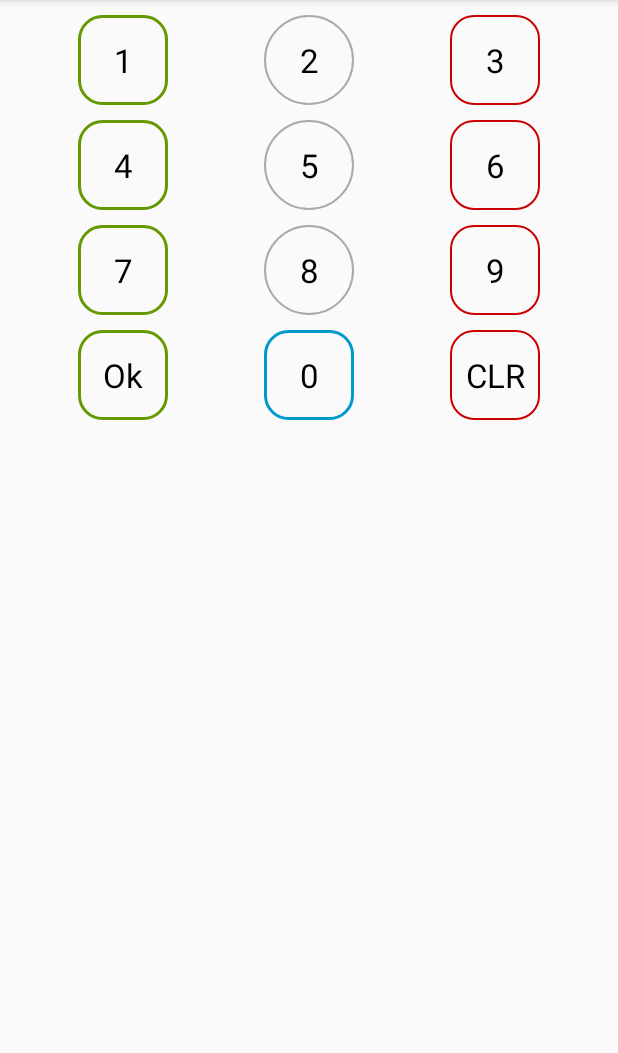
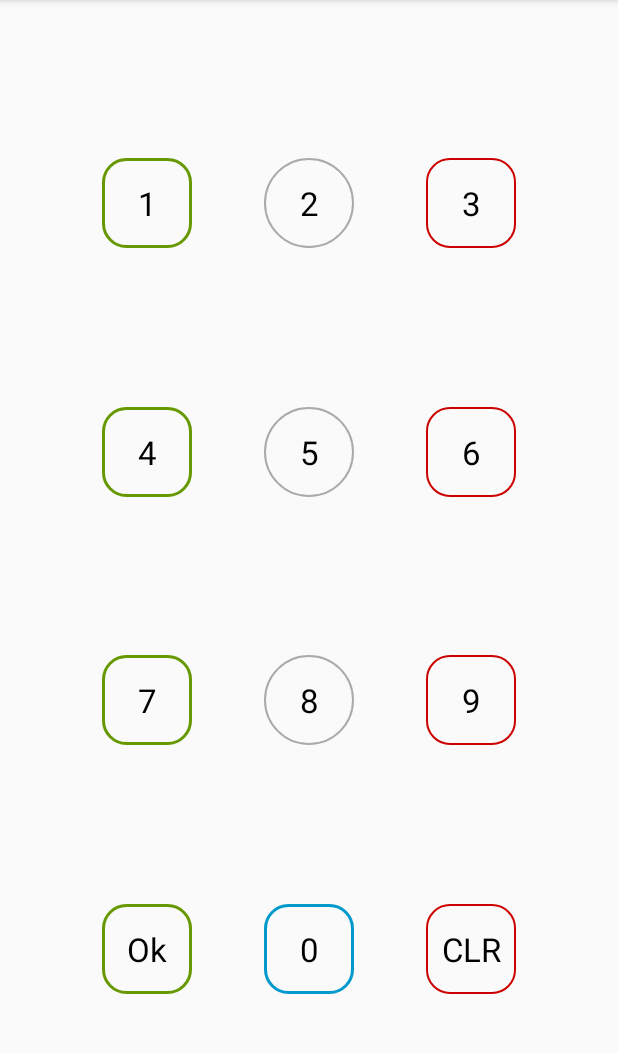
Before and after one commit to maxpilotto/keypad-view, an Android app: the screen it shows after launch (MainActivity), on a phone screen of 412 x 824 dp, the part 84-1137 px from its top. Run offline under Robolectric (Android 15) with nearby library versions, the phone set to English and light mode, and no system bars.

Commit message:
KeyPad layout rewrite for allowing keys spreading
This also optimizes the layout and fixes #4

```diff
--- a/keypad-view/build.gradle
+++ b/keypad-view/build.gradle
@@ -47,9 +47,7 @@ dependencies {
     implementation fileTree(dir: 'libs', include: ['*.jar'])
 
     implementation 'com.android.support:appcompat-v7:28.0.0'
-    testImplementation 'junit:junit:4.12'
-    androidTestImplementation 'com.android.support.test:runner:1.0.2'
-    androidTestImplementation 'com.android.support.test.espresso:espresso-core:3.0.2'
+    implementation 'com.android.support.constraint:constraint-layout:1.1.3'
 }
 
 
--- a/keypad-view/src/main/java/com/maxpilotto/keypadview/KeyPad.java
+++ b/keypad-view/src/main/java/com/maxpilotto/keypadview/KeyPad.java
@@ -4,6 +4,7 @@ import android.content.Context;
 import android.content.res.TypedArray;
 import android.support.annotation.ColorInt;
 import android.support.annotation.DrawableRes;
+import android.support.constraint.ConstraintLayout;
 import android.util.AttributeSet;
 import android.util.TypedValue;
 import android.view.View;
@@ -13,7 +14,7 @@ import android.widget.LinearLayout;
 import java.util.ArrayList;
 import java.util.List;
 
-public class KeyPad extends LinearLayout {
+public class KeyPad extends ConstraintLayout {
     public interface KeyClickListener {
         void onClick(Key key);
     }
--- a/keypad-view/src/main/res/layout/keypad.xml
+++ b/keypad-view/src/main/res/layout/keypad.xml
@@ -1,201 +1,167 @@
 <?xml version="1.0" encoding="utf-8"?>
-<LinearLayout
-    xmlns:android="http://schemas.android.com/apk/res/android"
+<android.support.constraint.ConstraintLayout xmlns:android="http://schemas.android.com/apk/res/android"
     xmlns:app="http://schemas.android.com/apk/res-auto"
-    android:orientation="vertical"
     android:layout_width="match_parent"
     android:layout_height="match_parent">
 
-    <LinearLayout
+    <android.support.constraint.ConstraintLayout
+        android:id="@+id/row1"
         android:layout_width="match_parent"
         android:layout_height="wrap_content"
-        android:orientation="horizontal"
-        android:layout_marginTop="10dp">
-
-        <LinearLayout
-            android:layout_width="wrap_content"
-            android:layout_height="wrap_content"
-            android:layout_weight="1"
-            android:gravity="center_horizontal">
+        app:layout_constraintBottom_toTopOf="@+id/row2"
+        app:layout_constraintRight_toRightOf="parent"
+        app:layout_constraintStart_toStartOf="parent"
+        app:layout_constraintTop_toTopOf="parent">
 
         <com.maxpilotto.keypadview.Key
+            android:id="@+id/k1"
             android:layout_width="60dp"
             android:layout_height="60dp"
-                app:keyValue="1"/>
-
-        </LinearLayout>
-
-        <LinearLayout
-            android:layout_width="wrap_content"
-            android:layout_height="wrap_content"
-            android:layout_weight="1"
-            android:gravity="center_horizontal">
+            app:keyValue="1"
+            app:layout_constraintEnd_toStartOf="@+id/k2"
+            app:layout_constraintHorizontal_bias="0.5"
+            app:layout_constraintHorizontal_chainStyle="spread"
+            app:layout_constraintStart_toStartOf="parent"
+            app:layout_constraintTop_toTopOf="parent" />
 
         <com.maxpilotto.keypadview.Key
+            android:id="@+id/k2"
             android:layout_width="60dp"
             android:layout_height="60dp"
-                app:keyValue="2"/>
-
-        </LinearLayout>
-
-        <LinearLayout
-            android:layout_width="wrap_content"
-            android:layout_height="wrap_content"
-            android:layout_weight="1"
-            android:gravity="center_horizontal">
+            app:keyValue="2"
+            app:layout_constraintEnd_toStartOf="@+id/k3"
+            app:layout_constraintHorizontal_bias="0.5"
+            app:layout_constraintStart_toEndOf="@+id/k1"
+            app:layout_constraintTop_toTopOf="parent" />
 
         <com.maxpilotto.keypadview.Key
+            android:id="@+id/k3"
             android:layout_width="60dp"
             android:layout_height="60dp"
-                app:keyValue="3"/>
+            app:keyValue="3"
+            app:layout_constraintEnd_toEndOf="parent"
+            app:layout_constraintHorizontal_bias="0.5"
+            app:layout_constraintStart_toEndOf="@+id/k2"
+            app:layout_constraintTop_toTopOf="parent" />
 
-        </LinearLayout>
+    </android.support.constraint.ConstraintLayout>
 
-    </LinearLayout>
-
-    <LinearLayout
+    <android.support.constraint.ConstraintLayout
+        android:id="@+id/row2"
         android:layout_width="match_parent"
         android:layout_height="wrap_content"
-        android:orientation="horizontal"
-        android:layout_marginTop="10dp">
-
-        <LinearLayout
-            android:layout_width="wrap_content"
-            android:layout_height="wrap_content"
-            android:layout_weight="1"
-            android:gravity="center_horizontal">
+        app:layout_constraintBottom_toTopOf="@+id/row3"
+        app:layout_constraintTop_toBottomOf="@+id/row1">
 
         <com.maxpilotto.keypadview.Key
+            android:id="@+id/k4"
             android:layout_width="60dp"
             android:layout_height="60dp"
-                app:keyValue="4"/>
-
-        </LinearLayout>
-
-        <LinearLayout
-            android:layout_width="wrap_content"
-            android:layout_height="wrap_content"
-            android:layout_weight="1"
-            android:gravity="center_horizontal">
+            app:keyValue="4"
+            app:layout_constraintEnd_toStartOf="@+id/k5"
+            app:layout_constraintHorizontal_bias="0.5"
+            app:layout_constraintHorizontal_chainStyle="spread"
+            app:layout_constraintStart_toStartOf="parent"
+            app:layout_constraintTop_toTopOf="parent" />
 
         <com.maxpilotto.keypadview.Key
+            android:id="@+id/k5"
             android:layout_width="60dp"
             android:layout_height="60dp"
-                app:keyValue="5"/>
-
-        </LinearLayout>
-
-        <LinearLayout
-            android:layout_width="wrap_content"
-            android:layout_height="wrap_content"
-            android:layout_weight="1"
-            android:gravity="center_horizontal">
+            app:keyValue="5"
+            app:layout_constraintEnd_toStartOf="@+id/k6"
+            app:layout_constraintHorizontal_bias="0.5"
+            app:layout_constraintStart_toEndOf="@+id/k4"
+            app:layout_constraintTop_toTopOf="parent" />
 
         <com.maxpilotto.keypadview.Key
+            android:id="@+id/k6"
             android:layout_width="60dp"
             android:layout_height="60dp"
-                app:keyValue="6"/>
+            app:keyValue="6"
+            app:layout_constraintEnd_toEndOf="parent"
+            app:layout_constraintHorizontal_bias="0.5"
+            app:layout_constraintStart_toEndOf="@+id/k5"
+            app:layout_constraintTop_toTopOf="parent" />
 
-        </LinearLayout>
+    </android.support.constraint.ConstraintLayout>
 
-    </LinearLayout>
-
-    <LinearLayout
+    <android.support.constraint.ConstraintLayout
+        android:id="@+id/row3"
         android:layout_width="match_parent"
         android:layout_height="wrap_content"
-        android:orientation="horizontal"
-        android:layout_marginTop="10dp">
-
-        <LinearLayout
-            android:layout_width="wrap_content"
-            android:layout_height="wrap_content"
-            android:layout_weight="1"
-            android:gravity="center_horizontal">
+        app:layout_constraintBottom_toTopOf="@+id/row4"
+        app:layout_constraintTop_toBottomOf="@+id/row2">
 
         <com.maxpilotto.keypadview.Key
+            android:id="@+id/k7"
             android:layout_width="60dp"
             android:layout_height="60dp"
-                app:keyValue="7"/>
-
-        </LinearLayout>
-
-        <LinearLayout
-            android:layout_width="wrap_content"
-            android:layout_height="wrap_content"
-            android:layout_weight="1"
-            android:gravity="center_horizontal">
+            app:keyValue="7"
+            app:layout_constraintEnd_toStartOf="@+id/k8"
+            app:layout_constraintHorizontal_bias="0.5"
+            app:layout_constraintStart_toStartOf="parent"
+            app:layout_constraintTop_toTopOf="parent" />
 
         <com.maxpilotto.keypadview.Key
+            android:id="@+id/k8"
             android:layout_width="60dp"
             android:layout_height="60dp"
-                app:keyValue="8"/>
-
-        </LinearLayout>
-
-        <LinearLayout
-            android:layout_width="wrap_content"
-            android:layout_height="wrap_content"
-            android:layout_weight="1"
-            android:gravity="center_horizontal">
+            app:keyValue="8"
+            app:layout_constraintEnd_toStartOf="@+id/k9"
+            app:layout_constraintHorizontal_bias="0.5"
+            app:layout_constraintStart_toEndOf="@+id/k7"
+            app:layout_constraintTop_toTopOf="parent" />
 
         <com.maxpilotto.keypadview.Key
+            android:id="@+id/k9"
             android:layout_width="60dp"
             android:layout_height="60dp"
-                app:keyValue="9"/>
+            app:keyValue="9"
+            app:layout_constraintEnd_toEndOf="parent"
+            app:layout_constraintHorizontal_bias="0.5"
+            app:layout_constraintStart_toEndOf="@+id/k8"
+            app:layout_constraintTop_toTopOf="parent" />
 
-        </LinearLayout>
+    </android.support.constraint.ConstraintLayout>
 
-    </LinearLayout>
-
-    <LinearLayout
+    <android.support.constraint.ConstraintLayout
+        android:id="@+id/row4"
         android:layout_width="match_parent"
         android:layout_height="wrap_content"
-        android:orientation="horizontal"
-        android:layout_marginTop="10dp">
-
-        <LinearLayout
-            android:layout_width="wrap_content"
-            android:layout_height="wrap_content"
-            android:layout_weight="1"
-            android:gravity="center_horizontal">
+        app:layout_constraintBottom_toBottomOf="parent"
+        app:layout_constraintTop_toBottomOf="@+id/row3">
 
         <com.maxpilotto.keypadview.Key
             android:id="@+id/left"
             android:layout_width="60dp"
             android:layout_height="60dp"
-                app:keyValue="ESC"
-                app:keyTextSize="18sp"/>
-
-        </LinearLayout>
-
-        <LinearLayout
-            android:layout_width="wrap_content"
-            android:layout_height="wrap_content"
-            android:layout_weight="1"
-            android:gravity="center_horizontal">
+            app:keyValue="Left"
+            app:layout_constraintEnd_toStartOf="@+id/k0"
+            app:layout_constraintHorizontal_bias="0.5"
+            app:layout_constraintStart_toStartOf="parent"
+            app:layout_constraintTop_toTopOf="parent" />
 
         <com.maxpilotto.keypadview.Key
+            android:id="@+id/k0"
             android:layout_width="60dp"
             android:layout_height="60dp"
-                app:keyValue="0"/>
-
-        </LinearLayout>
-
-        <LinearLayout
-            android:layout_width="wrap_content"
-            android:layout_height="wrap_content"
-            android:layout_weight="1"
-            android:gravity="center_horizontal">
+            app:keyValue="0"
+            app:layout_constraintEnd_toStartOf="@+id/right"
+            app:layout_constraintHorizontal_bias="0.5"
+            app:layout_constraintStart_toEndOf="@+id/left"
+            app:layout_constraintTop_toTopOf="parent" />
 
         <com.maxpilotto.keypadview.Key
             android:id="@+id/right"
             android:layout_width="60dp"
             android:layout_height="60dp"
-                app:keyValue="DEL"
-                app:keyTextSize="16sp"/>
+            app:keyValue="Right"
+            app:layout_constraintEnd_toEndOf="parent"
+            app:layout_constraintHorizontal_bias="0.5"
+            app:layout_constraintStart_toEndOf="@+id/k0"
+            app:layout_constraintTop_toTopOf="parent" />
 
-        </LinearLayout>
+    </android.support.constraint.ConstraintLayout>
 
-    </LinearLayout>
-
-</LinearLayout>
+</android.support.constraint.ConstraintLayout>
```
Lines whose indentation alone changed are shown as unchanged.
